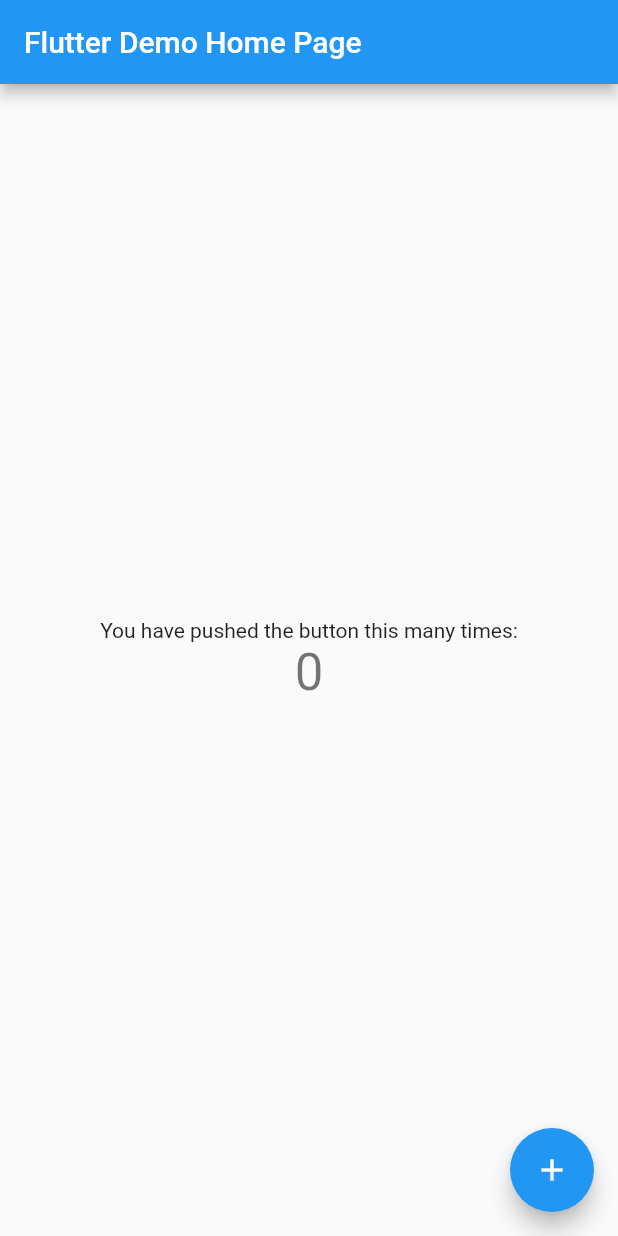
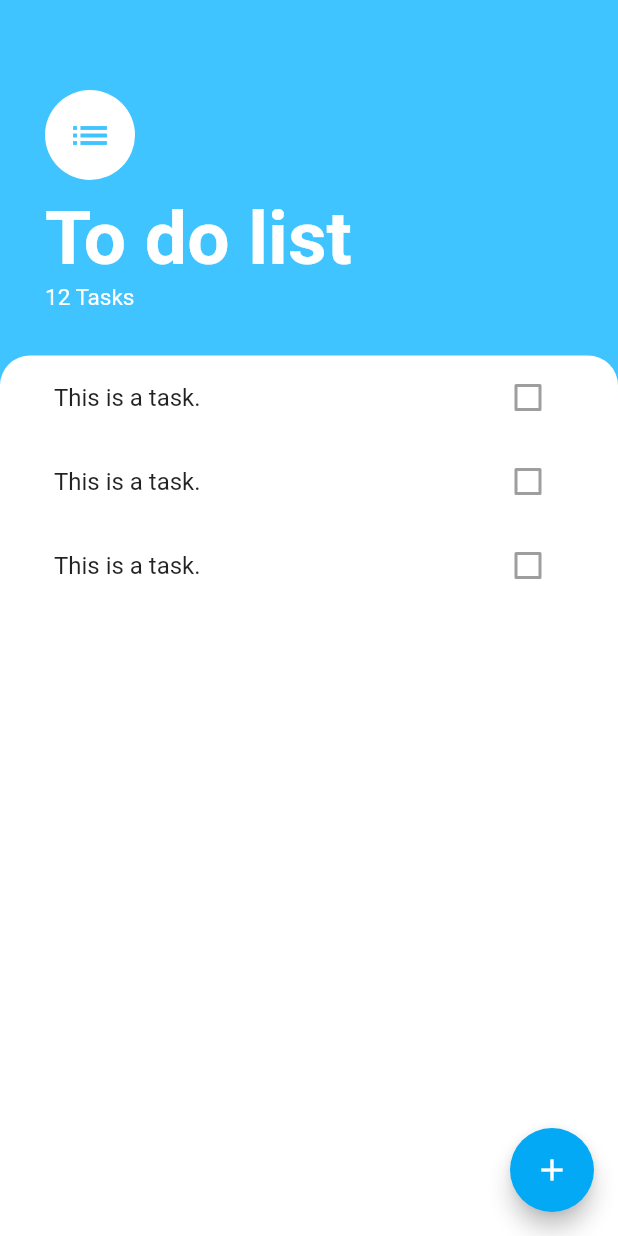
Before and after one commit to samiraliyev573/To-Do-List, a Flutter app: the screen it shows after launch, on a phone screen of 412 x 824 dp. Run offline on Flutter 3.47's test engine with Material 2 defaults, Android fonts, the phone set to English and light mode, and no system bars.

Commit message:
TaskList and basic UI

```diff
--- /dev/null
+++ b/todolist/lib/Screens/task_screen.dart
@@ -0,0 +1,63 @@
+import 'package:flutter/material.dart';
+import 'package:todolist/widgets/tasks_list.dart';
+
+class TaskScreen extends StatelessWidget {
+  @override
+  Widget build(BuildContext context) {
+    return Scaffold(
+      backgroundColor: Colors.lightBlueAccent,
+      floatingActionButton: FloatingActionButton(
+        backgroundColor: Colors.lightBlue,
+        child: Icon(Icons.add),
+        onPressed: null,
+      ),
+      body: Column(
+        crossAxisAlignment: CrossAxisAlignment.start,
+        children: [
+          Container(
+            padding: EdgeInsets.only(
+                top: 60.0, left: 30.0, right: 30.0, bottom: 30.0),
+            child: Column(
+              crossAxisAlignment: CrossAxisAlignment.start,
+              children: [
+                CircleAvatar(
+                    backgroundColor: Colors.white,
+                    radius: 30.0,
+                    child: Icon(
+                      Icons.list,
+                      size: 30,
+                      color: Colors.lightBlueAccent,
+                    )),
+                SizedBox(
+                  height: 10.0,
+                ),
+                Text(
+                  "To do list",
+                  style: TextStyle(
+                      color: Colors.white,
+                      fontSize: 50.0,
+                      fontWeight: FontWeight.w700),
+                ),
+                Text(
+                  "12 Tasks",
+                  style: TextStyle(color: Colors.white, fontSize: 15),
+                ),
+              ],
+            ),
+          ),
+          Expanded(
+            child: Container(
+              padding: EdgeInsets.symmetric(horizontal: 20.0),
+              decoration: BoxDecoration(
+                  color: Colors.white,
+                  borderRadius: BorderRadius.only(
+                      topLeft: Radius.circular(20.0),
+                      topRight: Radius.circular(20))),
+              child: TasksList(),
+            ),
+          )
+        ],
+      ),
+    );
+  }
+}
--- a/todolist/lib/main.dart
+++ b/todolist/lib/main.dart
@@ -1,113 +1,13 @@
 import 'package:flutter/material.dart';
+import 'Screens/task_screen.dart';
 
 void main() {
   runApp(MyApp());
 }
 
 class MyApp extends StatelessWidget {
-  // This widget is the root of your application.
   @override
   Widget build(BuildContext context) {
-    return MaterialApp(
-      title: 'Flutter Demo',
-      theme: ThemeData(
-        // This is the theme of your application.
-        //
-        // Try running your application with "flutter run". You'll see the
-        // application has a blue toolbar. Then, without quitting the app, try
-        // changing the primarySwatch below to Colors.green and then invoke
-        // "hot reload" (press "r" in the console where you ran "flutter run",
-        // or simply save your changes to "hot reload" in a Flutter IDE).
-        // Notice that the counter didn't reset back to zero; the application
-        // is not restarted.
-        primarySwatch: Colors.blue,
-      ),
-      home: MyHomePage(title: 'Flutter Demo Home Page'),
-    );
+    return MaterialApp(home: TaskScreen());
   }
 }
-
-class MyHomePage extends StatefulWidget {
-  MyHomePage({Key key, this.title}) : super(key: key);
-
-  // This widget is the home page of your application. It is stateful, meaning
-  // that it has a State object (defined below) that contains fields that affect
-  // how it looks.
-
-  // This class is the configuration for the state. It holds the values (in this
-  // case the title) provided by the parent (in this case the App widget) and
-  // used by the build method of the State. Fields in a Widget subclass are
-  // always marked "final".
-
-  final String title;
-
-  @override
-  _MyHomePageState createState() => _MyHomePageState();
-}
-
-class _MyHomePageState extends State<MyHomePage> {
-  int _counter = 0;
-
-  void _incrementCounter() {
-    setState(() {
-      // This call to setState tells the Flutter framework that something has
-      // changed in this State, which causes it to rerun the build method below
-      // so that the display can reflect the updated values. If we changed
-      // _counter without calling setState(), then the build method would not be
-      // called again, and so nothing would appear to happen.
-      _counter++;
-    });
-  }
-
-  @override
-  Widget build(BuildContext context) {
-    // This method is rerun every time setState is called, for instance as done
-    // by the _incrementCounter method above.
-    //
-    // The Flutter framework has been optimized to make rerunning build methods
-    // fast, so that you can just rebuild anything that needs updating rather
-    // than having to individually change instances of widgets.
-    return Scaffold(
-      appBar: AppBar(
-        // Here we take the value from the MyHomePage object that was created by
-        // the App.build method, and use it to set our appbar title.
-        title: Text(widget.title),
-      ),
-      body: Center(
-        // Center is a layout widget. It takes a single child and positions it
-        // in the middle of the parent.
-        child: Column(
-          // Column is also a layout widget. It takes a list of children and
-          // arranges them vertically. By default, it sizes itself to fit its
-          // children horizontally, and tries to be as tall as its parent.
-          //
-          // Invoke "debug painting" (press "p" in the console, choose the
-          // "Toggle Debug Paint" action from the Flutter Inspector in Android
-          // Studio, or the "Toggle Debug Paint" command in Visual Studio Code)
-          // to see the wireframe for each widget.
-          //
-          // Column has various properties to control how it sizes itself and
-          // how it positions its children. Here we use mainAxisAlignment to
-          // center the children vertically; the main axis here is the vertical
-          // axis because Columns are vertical (the cross axis would be
-          // horizontal).
-          mainAxisAlignment: MainAxisAlignment.center,
-          children: <Widget>[
-            Text(
-              'You have pushed the button this many times:',
-            ),
-            Text(
-              '$_counter',
-              style: Theme.of(context).textTheme.headline4,
-            ),
-          ],
-        ),
-      ),
-      floatingActionButton: FloatingActionButton(
-        onPressed: _incrementCounter,
-        tooltip: 'Increment',
-        child: Icon(Icons.add),
-      ), // This trailing comma makes auto-formatting nicer for build methods.
-    );
-  }
-}
--- /dev/null
+++ b/todolist/lib/widgets/task_tile.dart
@@ -0,0 +1,13 @@
+import 'package:flutter/material.dart';
+
+class TaskTile extends StatelessWidget {
+  @override
+  Widget build(BuildContext context) {
+    return ListTile(
+      title: Text("This is a task."),
+      trailing: Checkbox(
+        value: false,
+      ),
+    );
+  }
+}
--- /dev/null
+++ b/todolist/lib/widgets/tasks_list.dart
@@ -0,0 +1,11 @@
+import 'package:flutter/material.dart';
+import 'task_tile.dart';
+
+class TasksList extends StatelessWidget {
+  @override
+  Widget build(BuildContext context) {
+    return ListView(
+      children: [TaskTile(), TaskTile(), TaskTile()],
+    );
+  }
+}
--- a/todolist/pubspec.yaml
+++ b/todolist/pubspec.yaml
@@ -27,12 +27,10 @@ dependencies:
 
   # The following adds the Cupertino Icons font to your application.
   # Use with the CupertinoIcons class for iOS style icons.
-  cupertino_icons: ^1.0.1
+  cupertino_icons: ^1.0.0
 
 dev_dependencies:
   flutter_test:
-    sdk: flutter
-  integration_test:
     sdk: flutter
 
 # For information on the generic Dart part of this file, see the
```
Also changed, not shown: todolist/pubspec.lock, 20 other files.
